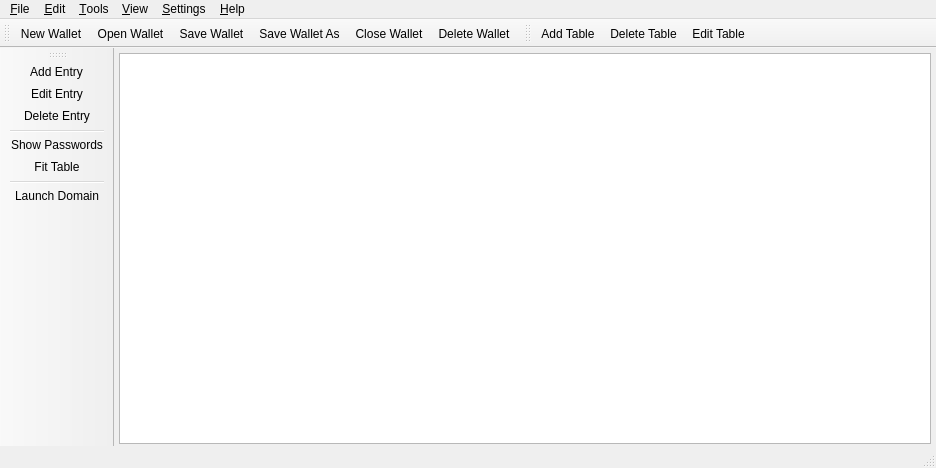
Above: scr/mainwindow.ui from waltergallegog/SEcubeWallet before the change. Below: the same form after it.
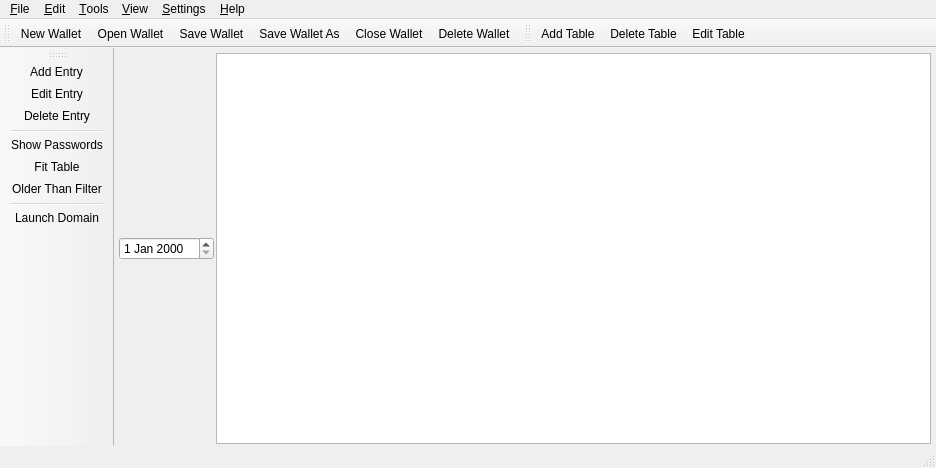
That is the form after the change. Icons and pictures are not drawn. Custom widgets are drawn as their Qt base class.

Commit message: more fixes to add entry, make clean, date filter

Diff of the .ui file:
```diff
--- a/scr/mainwindow.ui
+++ b/scr/mainwindow.ui
@@ -43,7 +43,7 @@
       </property>
      </widget>
     </item>
-    <item row="2" column="0">
+    <item row="2" column="1">
      <widget class="MyQTableView" name="tableView">
       <property name="sortingEnabled">
        <bool>true</bool>
@@ -53,6 +53,9 @@
       </attribute>
      </widget>
     </item>
+    <item row="2" column="0">
+     <widget class="QDateEdit" name="dateEdit"/>
+    </item>
    </layout>
   </widget>
   <widget class="QMenuBar" name="menuBar">
@@ -181,6 +184,7 @@
    <addaction name="separator"/>
    <addaction name="action_Show_Passwords"/>
    <addaction name="action_Fit_Table"/>
+   <addaction name="action_Older_Than_Filter"/>
    <addaction name="separator"/>
    <addaction name="action_Launch_Domain"/>
   </widget>
@@ -298,6 +302,17 @@
     <string>Preferences</string>
    </property>
   </action>
+  <action name="action_Older_Than_Filter">
+   <property name="checkable">
+    <bool>true</bool>
+   </property>
+   <property name="text">
+    <string>Older Than Filter</string>
+   </property>
+   <property name="toolTip">
+    <string>Date &quot;Older Than&quot; Filter</string>
+   </property>
+  </action>
  </widget>
  <layoutdefault spacing="6" margin="11"/>
  <customwidgets>
```
Left out of the diff: 3 changed lines with no effect on the pictures. The commit also changes 14 other files.
